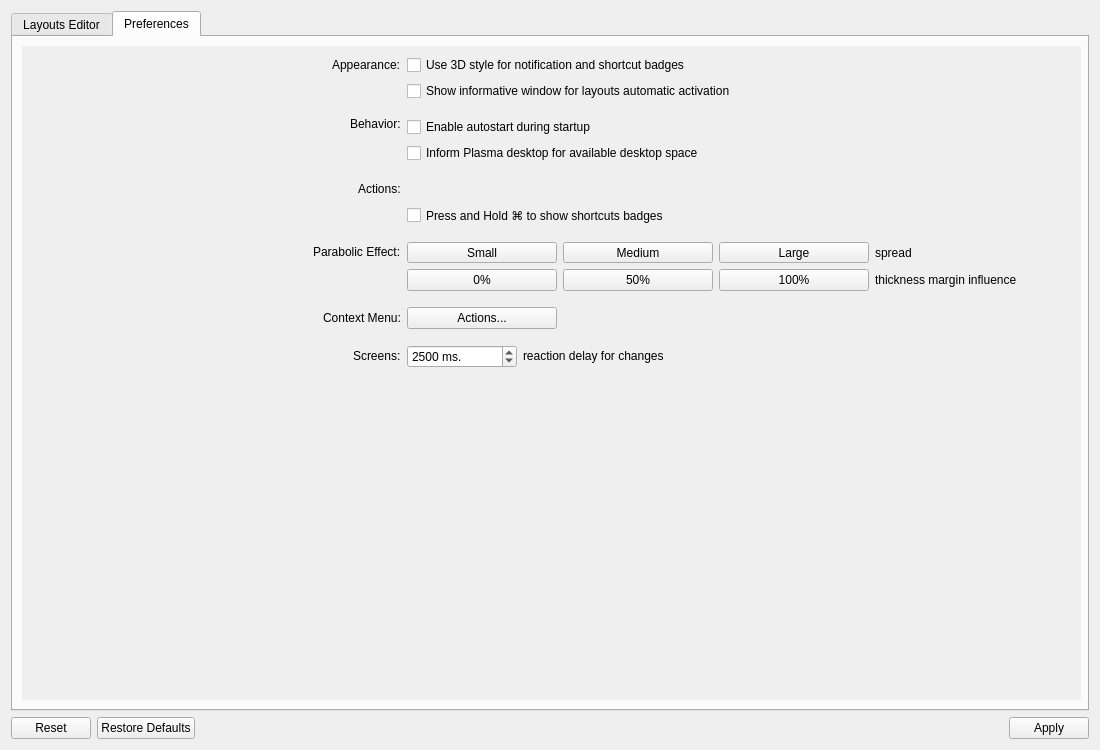
Before: the Qt Designer form app/settings/settingsdialog/settingsdialog.ui in ruizhi-lab/latte-dock-ng, drawn with Qt 5.
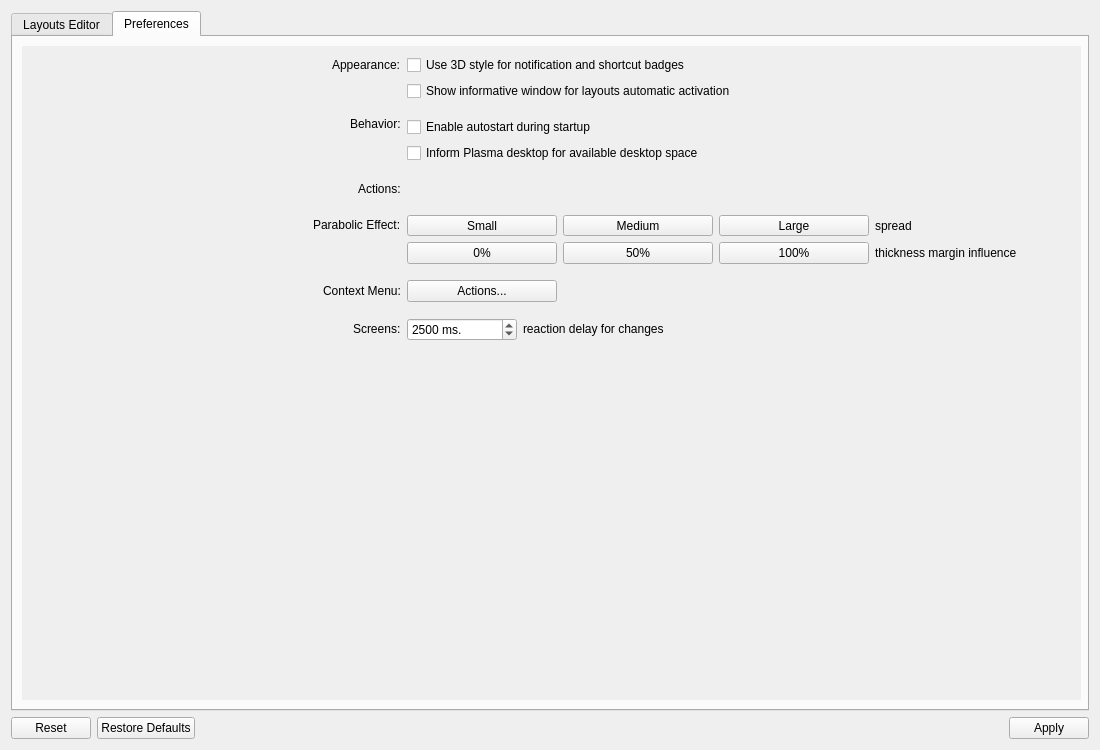
After: the same form once the commit is applied. The open tabs and pages were chosen to show the change. Icons and pictures are not drawn. Custom widgets are drawn as their Qt base class.

Patch:
```diff
--- a/app/settings/settingsdialog/settingsdialog.ui
+++ b/app/settings/settingsdialog/settingsdialog.ui
@@ -746,16 +746,6 @@
                </property>
               </spacer>
              </item>
-             <item row="8" column="1">
-              <widget class="QCheckBox" name="metaPressHoldChkBox">
-               <property name="toolTip">
-                <string>Press and hold ⌘ to show shortcuts badges for applets and tasks</string>
-               </property>
-               <property name="text">
-                <string>Press and Hold ⌘ to show shortcuts badges</string>
-               </property>
-              </widget>
-             </item>
              <item row="0" column="1">
               <widget class="QCheckBox" name="badges3DStyleChkBox">
                <property name="text">
```
Left out of the diff: 2 changed lines with no effect on the pictures.
